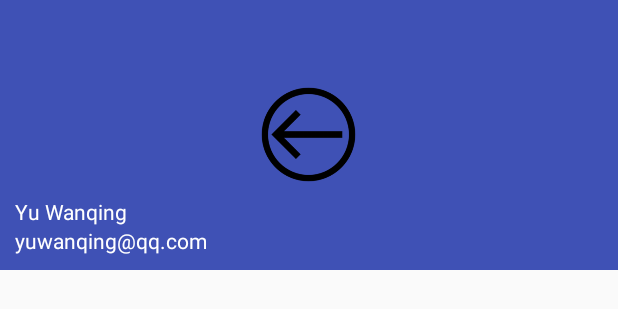
After one commit to ywq1/MySunshine, an Android app: the layout nav_header.xml on its own in the app's theme, with its tools: preview values and no code run, on a phone screen of 412 x 824 dp. The commit adds this screen. Shown: the top 309 px of the screen. Run offline under Robolectric (Android 15) with nearby library versions, the phone set to English and light mode, and no system bars.

Commit message:
run 13, zhonggao

```diff
--- a/app/build.gradle
+++ b/app/build.gradle
@@ -29,5 +29,6 @@ dependencies {
     compile 'com.github.bumptech.glide:glide:3.7.0'
     compile 'com.android.support:support-v4:23.2.1'
     compile 'com.android.support:design:23.2.1'
+    compile 'de.hdodenhof:circleimageview:2.1.0'
     compile 'com.google.android.gms:play-services-appindexing:8.1.0'
 }
--- a/app/src/main/java/com/yuwanqing/mysunshine/MyDatabaseHelper.java
+++ b/app/src/main/java/com/yuwanqing/mysunshine/MyDatabaseHelper.java
@@ -43,5 +43,9 @@ public class MyDatabaseHelper extends SQLiteOpenHelper {
     }
     @Override
     public void onUpgrade(SQLiteDatabase db, int oldVersion, int newVersion) {
+        db.execSQL("drop table if exists City");
+        db.execSQL("drop table if exists City_China");
+        db.execSQL("drop table if exists ForeignCity");
+        onCreate(db);
     }
 }
--- a/app/src/main/java/com/yuwanqing/mysunshine/util/HttpUtil.java
+++ b/app/src/main/java/com/yuwanqing/mysunshine/util/HttpUtil.java
@@ -10,6 +10,7 @@ public class HttpUtil {
     public static void sendOkHttpRequest(String address, okhttp3.Callback callback){
         OkHttpClient client = new OkHttpClient();//首先创建一个OkHttpClient的实例
         Request request = new Request.Builder().url(address).build();//想要发送一条HTTP的请求，就需要创建一个Request对象，用url（）方法来设置目标的网络地址
-        client.newCall(request).enqueue(callback);//发送请求并获取服务器返回的数据
+        client.newCall(request).enqueue(callback);//发送请求并获取服务器返回的数据，enqueue()方法内部会帮我们开好子线程
+        //然后在子线程中执行http请求，并最终将请求结果会掉到OkHttp3.Callback中
     }
 }
--- a/app/src/main/res/layout/activity_city.xml
+++ b/app/src/main/res/layout/activity_city.xml
@@ -22,7 +22,8 @@
         android:layout_width="wrap_content"
         android:layout_height="wrap_content"
         android:layout_gravity="bottom|end"
-        android:layout_margin="16dp"
+        android:layout_marginRight="20dp"
+        android:layout_marginBottom="30dp"
         android:src="@drawable/jiahao"/>
 
     </FrameLayout>
--- /dev/null
+++ b/app/src/main/res/layout/nav_header.xml
@@ -0,0 +1,32 @@
+<?xml version="1.0" encoding="utf-8"?>
+<RelativeLayout
+    xmlns:android="http://schemas.android.com/apk/res/android"
+    android:layout_width="match_parent"
+    android:layout_height="180dp"
+    android:padding="10dp"
+    android:background="?attr/colorPrimary">
+
+    <de.hdodenhof.circleimageview.CircleImageView
+        android:id="@+id/icon_image"
+        android:layout_width="70dp"
+        android:layout_height="70dp"
+        android:src="@drawable/fanhui"
+        android:layout_centerInParent="true"/>
+    <TextView
+        android:layout_width="wrap_content"
+        android:layout_height="wrap_content"
+        android:id="@+id/mail"
+        android:layout_alignParentBottom="true"
+        android:text="yuwanqing@qq.com"
+        android:textColor="#FFF"
+        android:textSize="14sp"/>
+    <TextView
+        android:layout_width="wrap_content"
+        android:layout_height="wrap_content"
+        android:id="@+id/username"
+        android:layout_above="@id/mail"
+        android:text="Yu Wanqing"
+        android:textColor="#FFF"
+        android:textSize="14sp"/>
+
+</RelativeLayout>
--- a/app/src/main/res/layout/title.xml
+++ b/app/src/main/res/layout/title.xml
@@ -9,7 +9,7 @@
         android:id="@+id/fanhui_city"
         android:layout_width="30dp"
         android:layout_height="30dp"
-        android:layout_marginRight="10dp"
+        android:layout_marginLeft="10dp"
         android:layout_alignParentLeft="true"
         android:layout_centerVertical="true"
         android:background="@drawable/fanhui"/>
--- a/app/src/main/res/menu/main.xml
+++ b/app/src/main/res/menu/main.xml
@@ -12,6 +12,6 @@
 
     <item
         android:id="@+id/finish_item"
-        android:title="退出"/>
+        android:title="设置"/>
 
 </menu>
```
Also changed, not shown: app/src/main/java/com/yuwanqing/mysunshine/SecondActivity.java (+38 -21 lines), app/src/main/res/menu/nav_menu.xml (added, +21 -0 lines).
